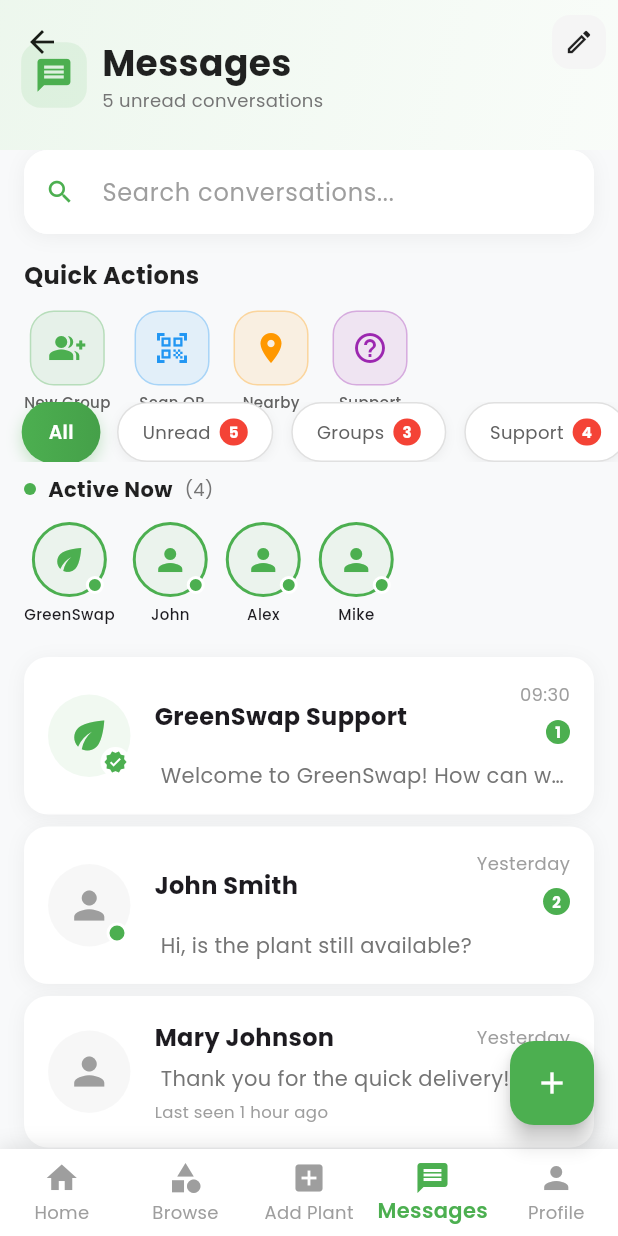
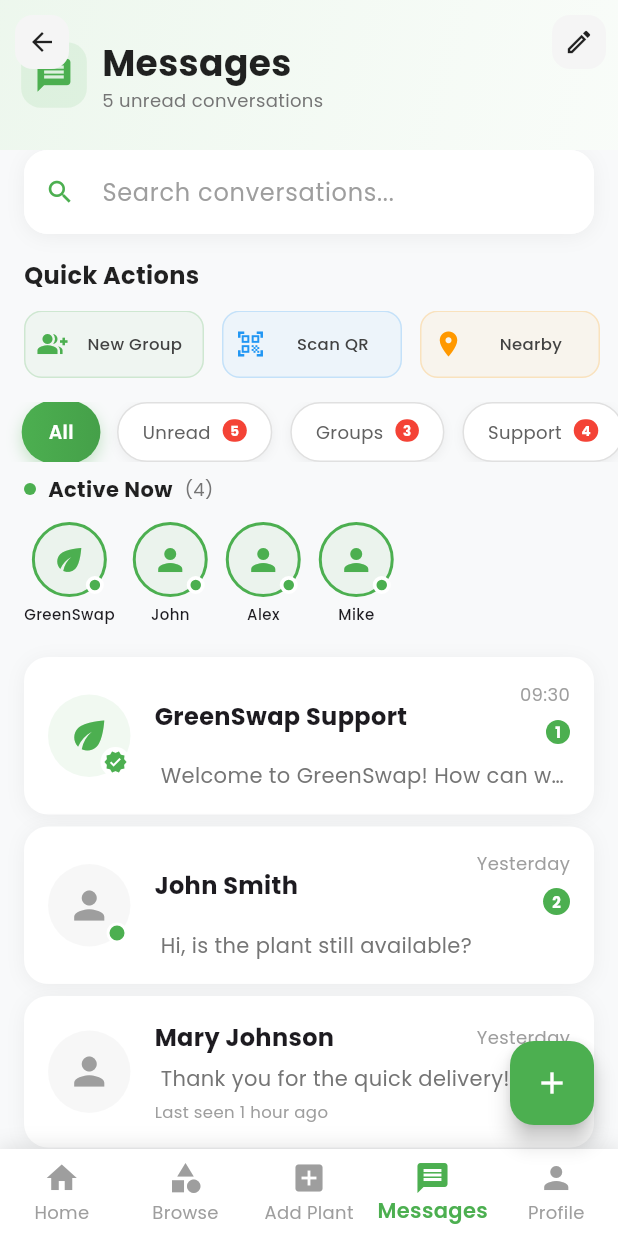
Before and after one commit to yorhagengyue/GreenSwapMobile, a Flutter app: the MessagePage screen opened directly, on a phone screen of 412 x 824 dp. Run offline on Flutter 3.47's test engine with Material 3 defaults, Android fonts, the phone set to English and light mode, and no system bars; drawn by our look-alikes of flutter_animate; our stand-ins replace animated_text_kit, google_fonts, google_sign_in, intl_phone_field, shimmer.

Commit message:
Fix: Resolve UI issues on Message Page

```diff
--- a/lib/screens/message_page.dart
+++ b/lib/screens/message_page.dart
@@ -229,6 +229,17 @@ class _MessagePageState extends State<MessagePage> with TickerProviderStateMixin
       pinned: true,
       backgroundColor: Colors.white,
       elevation: 0,
+      leading: IconButton(
+        icon: Container(
+          padding: const EdgeInsets.all(8),
+          decoration: BoxDecoration(
+            color: Colors.grey[100],
+            borderRadius: BorderRadius.circular(12),
+          ),
+          child: const Icon(Icons.arrow_back, color: Colors.black87, size: 20),
+        ),
+        onPressed: () => Navigator.of(context).pop(),
+      ),
       flexibleSpace: FlexibleSpaceBar(
         background: Container(
           decoration: BoxDecoration(
@@ -385,37 +396,43 @@ class _MessagePageState extends State<MessagePage> with TickerProviderStateMixin
               itemBuilder: (context, index) {
                 final action = _quickActions[index];
                 return Container(
-                  margin: const EdgeInsets.only(right: 16),
+                  width: 120,
+                  margin: const EdgeInsets.only(right: 12),
                   child: GestureDetector(
                     onTap: () => _handleQuickAction(action.title),
-                    child: Column(
-                      children: [
-                        Container(
-                          width: 50,
-                          height: 50,
-                          decoration: BoxDecoration(
-                            color: action.color.withOpacity(0.1),
-                            borderRadius: BorderRadius.circular(16),
+                    child: Container(
+                      padding: const EdgeInsets.symmetric(horizontal: 8, vertical: 8),
+                      decoration: BoxDecoration(
+                        color: action.color.withOpacity(0.05),
+                        borderRadius: BorderRadius.circular(12),
                         border: Border.all(
-                              color: action.color.withOpacity(0.3),
-                            ),
-                          ),
-                          child: Icon(
+                          color: action.color.withOpacity(0.2),
+                        ),
+                      ),
+                      child: Row(
+                        mainAxisAlignment: MainAxisAlignment.center,
+                        children: [
+                          Icon(
                             action.icon,
                             color: action.color,
-                            size: 24,
-                          ),
-                        ),
-                        const SizedBox(height: 4),
-                        Text(
+                            size: 20,
+                          ),
+                          const SizedBox(width: 8),
+                          Expanded(
+                            child: Text(
                               action.title,
                               style: GoogleFonts.poppins(
-                            fontSize: 10,
+                                fontSize: 11,
                                 fontWeight: FontWeight.w500,
-                            color: Colors.grey[700],
-                          ),
-                        ),
-                      ],
+                                color: Colors.grey[800],
+                              ),
+                              textAlign: TextAlign.center,
+                              overflow: TextOverflow.ellipsis,
+                              maxLines: 2,
+                            ),
+                          ),
+                        ],
+                      ),
                     ),
                   ),
                 ).animate().fadeIn(delay: Duration(milliseconds: index * 100)).scale(begin: const Offset(0.8, 0.8));
@@ -483,19 +500,22 @@ class _MessagePageState extends State<MessagePage> with TickerProviderStateMixin
                     ),
                   ),
                   if (unreadCount > 0) ...[
-                    const SizedBox(width: 6),
-                    Container(
-                      padding: const EdgeInsets.symmetric(horizontal: 6, vertical: 2),
-                      decoration: BoxDecoration(
-                        color: isSelected ? Colors.white.withOpacity(0.3) : Colors.red,
-                        borderRadius: BorderRadius.circular(10),
+                    const SizedBox(width: 8),
+                    Transform.translate(
+                      offset: const Offset(0, -1),
+                      child: Container(
+                        padding: const EdgeInsets.symmetric(horizontal: 5, vertical: 1),
+                        decoration: BoxDecoration(
+                          color: isSelected ? Colors.white.withOpacity(0.35) : Colors.red,
+                          borderRadius: BorderRadius.circular(8),
                         ),
                         child: Text(
                           unreadCount.toString(),
                           style: GoogleFonts.poppins(
-                          color: isSelected ? Colors.white : Colors.white,
-                          fontSize: 10,
+                            color: Colors.white,
+                            fontSize: 9,
                             fontWeight: FontWeight.bold,
+                          ),
                         ),
                       ),
                     ),
@@ -599,7 +619,7 @@ class _MessagePageState extends State<MessagePage> with TickerProviderStateMixin
                               decoration: BoxDecoration(
                                 color: Colors.green,
                                 shape: BoxShape.circle,
-                                border: Border.all(color: Colors.white, width: 2),
+                                border: Border.all(color: Colors.white, width: 2.5),
                               ),
                             ),
                           ),
```
Lines whose indentation alone changed are shown as unchanged.
